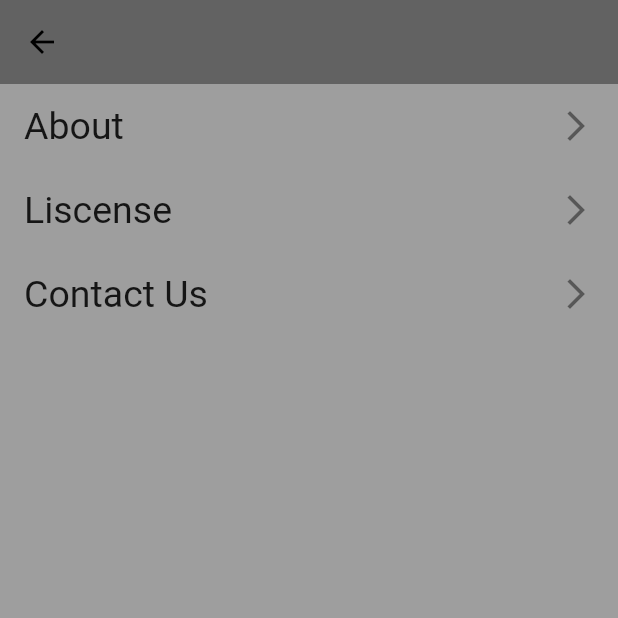
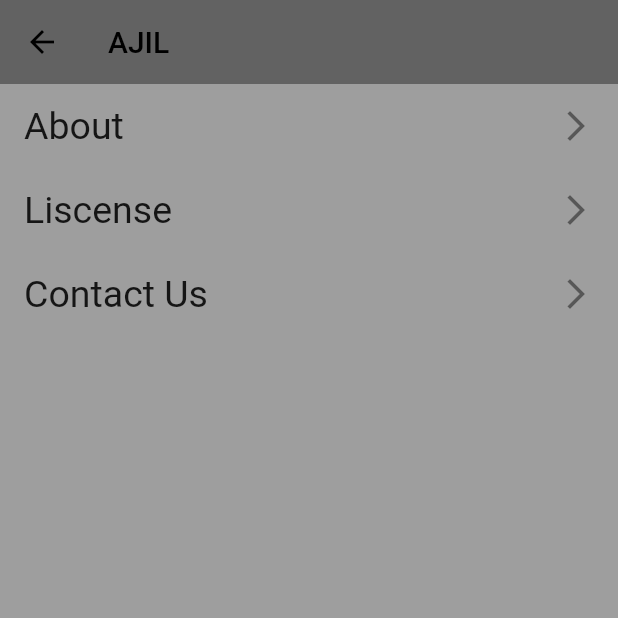
Before and after one commit to AjilAshok/octavision, a Flutter app: the Settings screen opened directly, on a phone screen of 412 x 824 dp, the top half of it. Run offline on Flutter 3.47's test engine with Material 2 defaults, Android fonts, the phone set to English and light mode, and no system bars; our stand-ins replace animated_splash_screen, animated_text_kit, avatar_glow, camera, flutter_spinkit, flutter_tts and 7 more; missing offline and left inert: flutter_barcode_scanner, google_ml_kit, google_mlkit_commons, google_mlkit_object_detection, google_mlkit_translation, tflite; accounts and stored records are empty.

Commit message:
final100

```diff
--- a/lib/constant/version.dart
+++ b/lib/constant/version.dart
@@ -10,6 +10,6 @@ import 'dart:io';
 class Version{
 
 
-   static String? versionnumber="";
+   static String? versionnumber="AJIL";
 // static const String buildnumber=String.fromEnvironment(g);
 }
--- a/test.txt
+++ b/test.txt
@@ -0,0 +1 @@
+heloo
```
Also changed, not shown: 1 other file.
